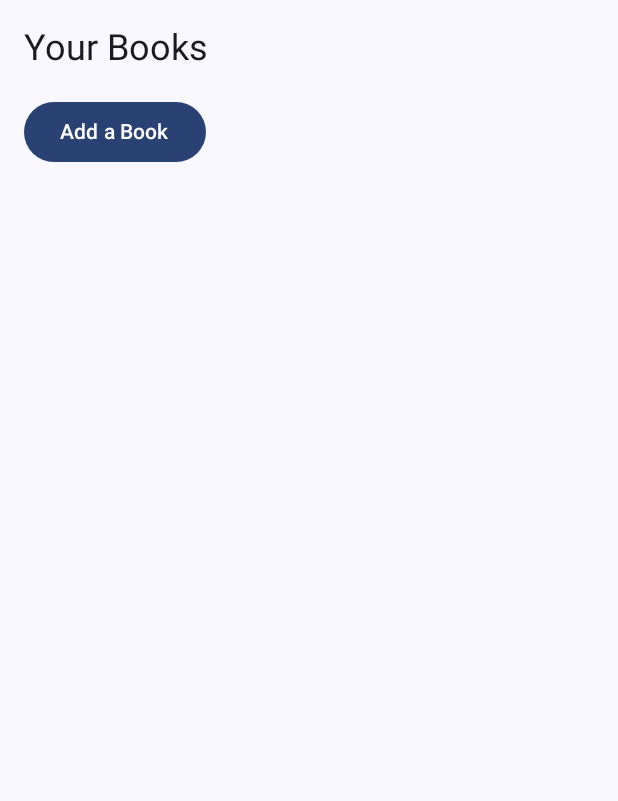
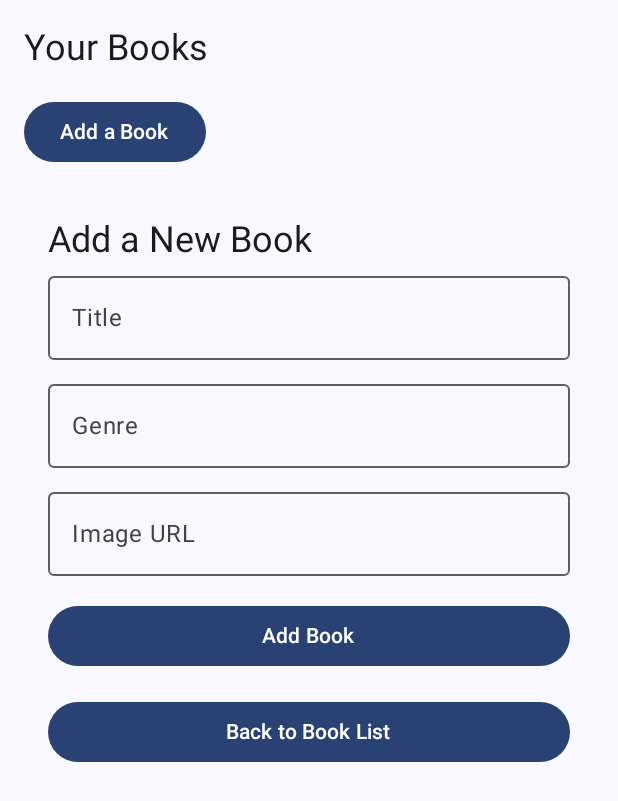
Before and after one commit to akshitsgn/Smart-Shelf, an Android app built with Jetpack Compose: the composable BookScreen shown on its own in the app's theme, on a phone screen of 412 x 824 dp. Shown: the top 801 px of the screen. Run offline under Robolectric (Android 15) with nearby library versions, the phone set to English and light mode, and no system bars; our stand-ins replace Dagger/Hilt's generated code.

Commit message:
Added the Addbook Ui screen

```diff
--- a/app/src/main/java/com/example/bookapp/presentation/AddBookScreen.kt
+++ b/app/src/main/java/com/example/bookapp/presentation/AddBookScreen.kt
@@ -1 +1,94 @@
 package com.example.bookapp.presentation
+
+
+import androidx.compose.foundation.layout.*
+import androidx.compose.material3.*
+import androidx.compose.runtime.*
+import androidx.compose.ui.Modifier
+import androidx.compose.ui.unit.dp
+import androidx.hilt.navigation.compose.hiltViewModel
+import com.example.bookapp.domain.model.Book
+import kotlinx.coroutines.launch
+
+
+@Composable
+fun AddBookScreen(
+    onNavigateBack: () -> Unit
+) {
+    val viewModel: BookViewModel = hiltViewModel()
+    var title by remember { mutableStateOf("") }
+    var genre by remember { mutableStateOf("") }
+    var imageUrl by remember { mutableStateOf("") }
+    val snackbarHostState = remember { SnackbarHostState() }
+    val coroutineScope = rememberCoroutineScope()
+
+    Column(modifier = Modifier.padding(16.dp)) {
+        Text(text = "Add a New Book", style = MaterialTheme.typography.headlineSmall)
+
+        // Title Input
+        OutlinedTextField(
+            value = title,
+            onValueChange = { title = it },
+            label = { Text("Title") },
+            modifier = Modifier.fillMaxWidth()
+        )
+
+        Spacer(modifier = Modifier.height(8.dp))
+
+        // Genre Input
+        OutlinedTextField(
+            value = genre,
+            onValueChange = { genre = it },
+            label = { Text("Genre") },
+            modifier = Modifier.fillMaxWidth()
+        )
+
+        Spacer(modifier = Modifier.height(8.dp))
+
+        // Image URL Input
+        OutlinedTextField(
+            value = imageUrl,
+            onValueChange = { imageUrl = it },
+            label = { Text("Image URL") },
+            modifier = Modifier.fillMaxWidth()
+        )
+
+        Spacer(modifier = Modifier.height(16.dp))
+
+        // Add Book Button
+        Button(
+            onClick = {
+                if (title.isNotEmpty() && genre.isNotEmpty()) {
+                    viewModel.addBook(Book(title, genre, imageUrl))
+
+                    // Show Snackbar
+                    coroutineScope.launch {
+                        snackbarHostState.showSnackbar("Book added successfully!")
+                    }
+
+                    // Clear inputs
+                    title = ""
+                    genre = ""
+                    imageUrl = ""
+                }
+            },
+            modifier = Modifier.fillMaxWidth()
+        ) {
+            Text("Add Book")
+        }
+
+        Spacer(modifier = Modifier.height(16.dp))
+
+        // Navigate Back Button
+        Button(
+            onClick = { onNavigateBack() },
+            modifier = Modifier.fillMaxWidth()
+        ) {
+            Text("Back to Book List")
+        }
+
+        // Snackbar Host
+        SnackbarHost(hostState = snackbarHostState)
+    }
+
+}
--- a/app/src/main/java/com/example/bookapp/presentation/HomeScreen.kt
+++ b/app/src/main/java/com/example/bookapp/presentation/HomeScreen.kt
@@ -63,7 +63,7 @@ fun BookScreen(
                 }
             }
         }
-        //AddBookScreen {  }
+        AddBookScreen {  }
     }
 }
 
```
Also changed, not shown: app/src/main/java/com/example/bookapp/presentation/MainState.kt (+8 -0 lines), app/src/main/java/com/example/bookapp/presentation/NavHost.kt (+23 -0 lines).
